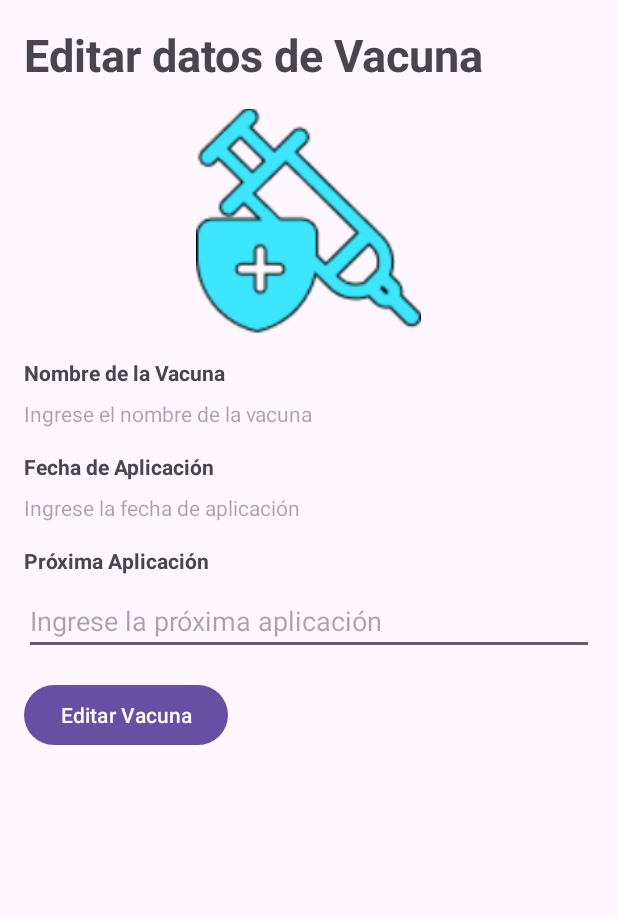
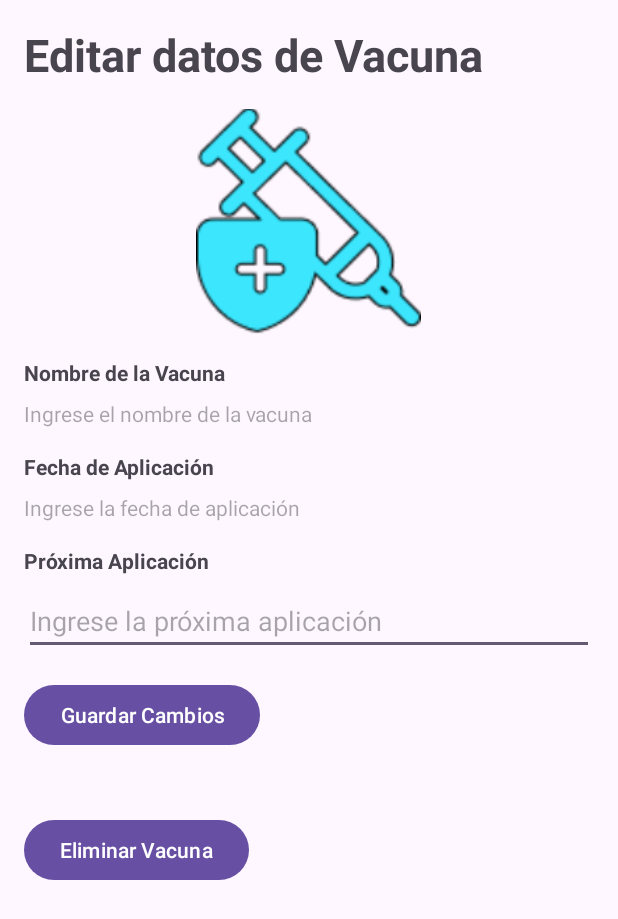
Before and after one commit to FacuVillalba44/PetTrack, an Android app: the layout activity_editar_vacuna.xml on its own in the app's theme, with its tools: preview values and no code run, on a phone screen of 412 x 824 dp. Shown: the top 919 px of the screen. Run offline under Robolectric (Android 15) with nearby library versions, the phone set to English and light mode, and no system bars.

Commit message:
modificando editarmascotas, agregando eliminar y editar vacunas

```diff
--- a/PetTrack/app/src/main/res/layout/activity_editar_vacuna.xml
+++ b/PetTrack/app/src/main/res/layout/activity_editar_vacuna.xml
@@ -87,5 +87,22 @@
         android:layout_height="wrap_content"
         android:layout_below="@id/editTextProximaAplicacion"
         android:layout_marginTop="16dp"
-        android:text="Editar Vacuna"/>
+        android:text="Guardar Cambios"/>
+
+    <!-- Espacio separador -->
+    <View
+        android:id="@+id/separador"
+        android:layout_width="match_parent"
+        android:layout_height="26dp"
+        android:layout_below="@id/btnEditarVacuna" />
+
+    <!-- ButtonEliminarVacuna -->
+    <Button
+        android:id="@+id/btnEliminarVacuna"
+        android:layout_width="wrap_content"
+        android:layout_height="wrap_content"
+        android:layout_below="@id/separador"
+        android:layout_marginTop="16dp"
+        android:text="Eliminar Vacuna"/>
+
 </RelativeLayout>
```
Also changed, not shown: PetTrack/app/src/main/java/com/devfacu/pettrack/EditarMascotaActivity.java (+50 -0 lines), PetTrack/app/src/main/java/com/devfacu/pettrack/EditarVacunaActivity.java (+75 -3 lines), PetTrack/app/src/main/java/com/devfacu/pettrack/vacunas_mascota_Activity.java (+7 -3 lines), PetTrack/app/src/main/res/layout/activity_vacunas_mascota.xml (+10 -4 lines).
